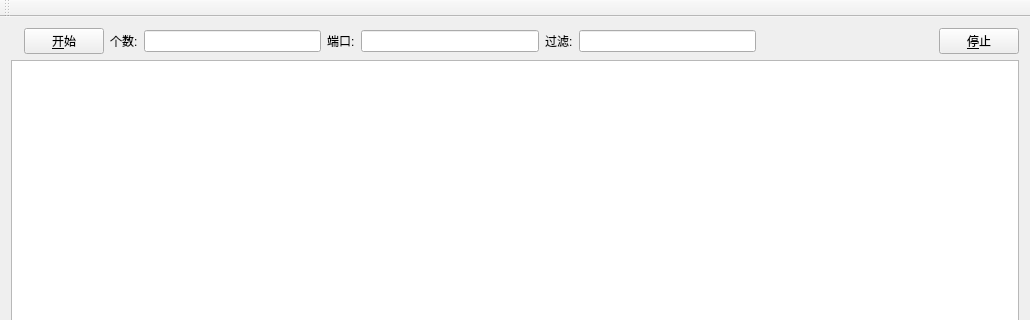
This is mainwindow.ui in CaoPeng/sniffer_QT as Qt 5 draws it before an edit; both pictures show x 0 to 1030 and y 0 to 320 of the 1030 by 633 pixel window. The edited form follows.
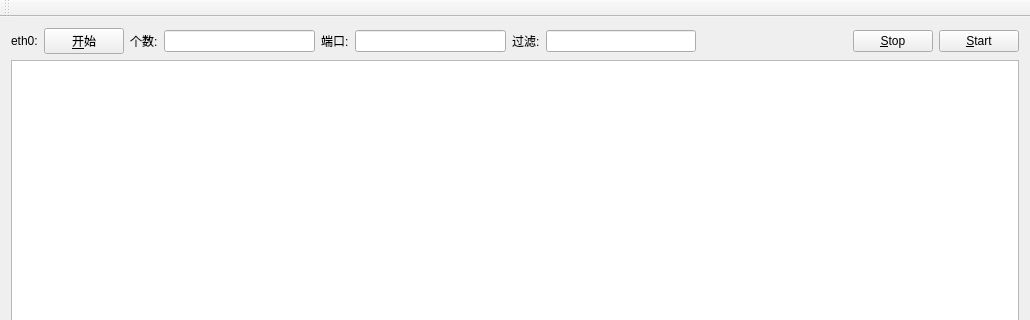
This is the edited form. Icons and pictures are not drawn.

What changed in the file:
```diff
--- a/mainwindow.ui
+++ b/mainwindow.ui
@@ -20,7 +20,7 @@
       <item>
        <widget class="QLabel" name="cardLabel">
         <property name="text">
-         <string/>
+         <string>eth0:</string>
         </property>
         <property name="textFormat">
          <enum>Qt::AutoText</enum>
@@ -34,7 +34,7 @@
        </widget>
       </item>
       <item>
-       <widget class="QPushButton" name="startButton">
+       <widget class="QPushButton" name="selectCardButton">
         <property name="text">
          <string>&amp;开始</string>
         </property>
@@ -86,7 +86,14 @@
       <item>
        <widget class="QPushButton" name="stopButton">
         <property name="text">
-         <string>&amp;停止</string>
+         <string>&amp;Stop</string>
+        </property>
+       </widget>
+      </item>
+      <item>
+       <widget class="QPushButton" name="startButton">
+        <property name="text">
+         <string>&amp;Start</string>
         </property>
        </widget>
       </item>
```
Left out of the diff: 3 changed lines with no effect on the pictures.
